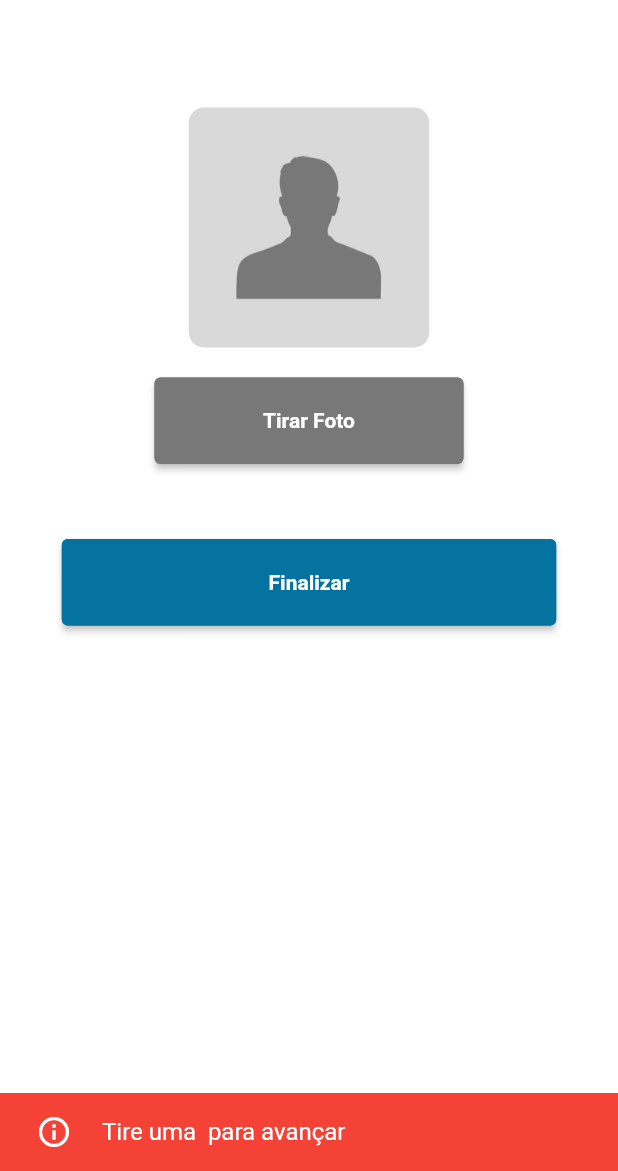
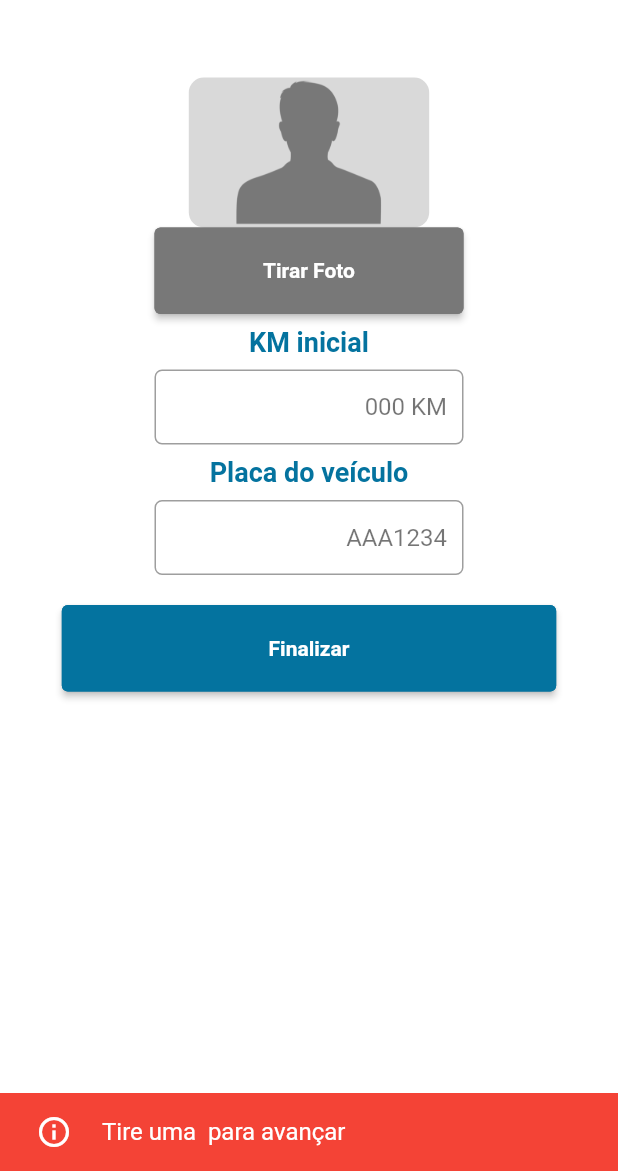
Before and after one commit to resilvajr1610/quadritech, a Flutter app: the PictureScreen screen opened directly with empty values, after a tap on "Finalizar", on a phone screen of 412 x 824 dp, the part 65-1236 px from its top. Run offline on Flutter 3.47's test engine with Material 2 defaults, Android fonts, the light colour scheme and no system bars; our stand-ins replace camera, cloud_firestore, firebase_auth, firebase_core, firebase_storage, get and 1 more; missing offline and left inert: video_compress; accounts and stored records are empty; Roboto replaces fonts that are missing (Nunito).

Commit message:
adicionado para cadastrar km inicial e final, placa do veículo. ajustado para exibir os novos dados no history_screen.dart

```diff
--- a/lib/views/history_screen.dart
+++ b/lib/views/history_screen.dart
@@ -17,11 +17,14 @@ class _HistoryScreenState extends State<HistoryScreen> {
   List _resultsList = [];
 
   _showDialog(String startTime,String endTime,String time,String picture_student, String picture_teacher, String cpfStudent,
-      String cpfTeacher,String picture_student_finish,String picture_teacher_finish,List photosLesson,String video) {
+      String cpfTeacher,String picture_student_finish,String picture_teacher_finish,List photosLesson,String video,String placa, String kmInicial, String kmFinal) {
     showDialog(
         context: context,
         builder: (context) {
           return ShowDialogHistory(
+            placa: placa,
+            kmInicial: kmInicial,
+            kmFinal: kmFinal,
             title: 'Aula',
             time: time,
             video: video,
@@ -132,10 +135,14 @@ class _HistoryScreenState extends State<HistoryScreen> {
                                   final picture_teacher = ErrorString(item,'picture_teacher');
                                   final picture_teacher_finish = ErrorString(item,'picture_teacher_finish');
                                   final picture_student_finish = ErrorString(item,'picture_student_finish');
+                                  final placa = ErrorString(item,'placa');
+                                  final kmInicial = ErrorString(item,'kmInicial');
+                                  final kmFinal = ErrorString(item,'kmFinal');
                                   List photosLesson = ErrorList(item,'photosLesson');
 
                                   return GestureDetector(
-                                    onTap: ()=>_showDialog(convStart,convFinish,time,picture_student, picture_teacher, cpfStudent, cpfTeacher,picture_student_finish,picture_teacher_finish,photosLesson,video),
+                                    onTap: ()=>_showDialog(convStart,convFinish,time,picture_student, picture_teacher, cpfStudent, cpfTeacher,picture_student_finish,
+                                        picture_teacher_finish,photosLesson,video,placa,kmInicial,kmFinal),
                                     child: Padding(
                                       padding: const EdgeInsets.symmetric(horizontal: 8,vertical: 5),
                                       child: Center(
--- a/lib/views/picture_screen.dart
+++ b/lib/views/picture_screen.dart
@@ -24,6 +24,8 @@ class _PictureScreenState extends State<PictureScreen> {
   FirebaseStorage storage = FirebaseStorage.instance;
   FirebaseFirestore db = FirebaseFirestore.instance;
   final _scaffoldKey = GlobalKey<ScaffoldState>();
+  var _controllerKM = TextEditingController();
+  var _controllerPlaca = TextEditingController();
   LessonModel _lessonModel = LessonModel();
   bool _sending = false;
   File? picture;
@@ -134,6 +136,9 @@ class _PictureScreenState extends State<PictureScreen> {
 
   @override
   Widget build(BuildContext context) {
+
+    final width = MediaQuery.of(context).size.width;
+
     return Scaffold(
       key: _scaffoldKey,
       backgroundColor: PaletteColor.white,
@@ -143,14 +148,15 @@ class _PictureScreenState extends State<PictureScreen> {
         title: Image.asset("assets/logo_main.png", height: 30),
         centerTitle: true,
       ),
-      body: Center(
+      body: SingleChildScrollView(
+        child: Center(
           child: Column(
             children: [
               TextCustom(text: widget.type),
               _urlPhoto == ""
                   ? Container(
-                    padding: EdgeInsets.all(30),
-                    margin: EdgeInsets.all(20),
+                      padding: EdgeInsets.symmetric(horizontal: 30),
+                      margin: EdgeInsets.symmetric(horizontal: 20),
                       decoration: BoxDecoration(
                           borderRadius: BorderRadius.circular(10),
                           color: PaletteColor.greyButtom),
@@ -160,10 +166,10 @@ class _PictureScreenState extends State<PictureScreen> {
                         height: 100,
                       ))
                   : Container(
-                    width: 150,
-                    height: 150,
-                    padding: EdgeInsets.all(10),
-                    margin: EdgeInsets.all(20),
+                      width: 120,
+                      height: 120,
+                      padding: EdgeInsets.symmetric(horizontal: 10),
+                      margin: EdgeInsets.symmetric(horizontal: 20),
                       decoration: BoxDecoration(
                           borderRadius: BorderRadius.circular(10),
                           color: PaletteColor.greyButtom,
@@ -189,9 +195,54 @@ class _PictureScreenState extends State<PictureScreen> {
                       colorText: PaletteColor.white,
                       colorBorder: PaletteColor.grey,
                       widthCustom: 0.5,
-                    heightCustom: 0.07),
+                      heightCustom: 0.07
+              ),
+              _sending == false && widget.type != 'Foto do Aluno'
+                  ?TextCustom(text: 'KM inicial',size: 18.0)
+                  :Container(),
+              _sending == false && widget.type != 'Foto do Aluno'?Container(
+                padding: EdgeInsets.symmetric(horizontal: 10),
+                width: width*0.5,
+                decoration: BoxDecoration(
+                  border: Border.all(color: Colors.grey,width: 1),
+                  borderRadius: BorderRadius.circular(5)
+                ),
+                child: TextFormField(
+                  textAlign: TextAlign.end,
+                  controller: _controllerKM,
+                  decoration: InputDecoration(
+                    border: InputBorder.none,
+                    hintText: '000 KM',
+                    hintStyle: TextStyle(
+                      color: Colors.black54,
+                    ),
+                  ),
+                ),
+              ):Container(),
+              _sending == false && widget.type != 'Foto do Aluno'
+                  ?TextCustom(text: 'Placa do veículo',size: 18.0)
+                  :Container(),
+              _sending == false && widget.type != 'Foto do Aluno'?Container(
+                padding: EdgeInsets.symmetric(horizontal: 10),
+                width: width*0.5,
+                decoration: BoxDecoration(
+                    border: Border.all(color: Colors.grey,width: 1),
+                    borderRadius: BorderRadius.circular(5)
+                ),
+                child: TextFormField(
+                  textAlign: TextAlign.end,
+                  controller: _controllerPlaca,
+                  decoration: InputDecoration(
+                    border: InputBorder.none,
+                    hintText: 'AAA1234',
+                    hintStyle: TextStyle(
+                      color: Colors.black54,
+                    ),
+                  ),
+                ),
+              ):Container(),
               _sending == false? Padding(
-              padding: const EdgeInsets.only(top: 50.0),
+                padding: const EdgeInsets.only(top: 20.0),
                 child: ButtonCustom(
                     onPressed: () {
                       if(_urlPhoto==""){
@@ -207,14 +258,22 @@ class _PictureScreenState extends State<PictureScreen> {
                                     cpfTeacher: widget.cpfTeacher,
                                     type: "Foto do Instrutor",
                                     idLesson: _lessonModel.id,
-                                )));
+                                  )
+                              )
+                          );
                         } else {
-                        _showDialog();
+                          if(_controllerKM.text.isEmpty && _controllerPlaca.text.isEmpty){
+                            showSnackbar(context, 'Insira o KM inicial e placa do veículo para avançar', _scaffoldKey);
+                          }else{
+                             db.collection("lesson").doc(widget.idLesson).update({
+                               'kmInicial' : _controllerKM.text,
+                               'placa' : _controllerPlaca.text
+                             }).then((value) => _showDialog());
+                           }
                         }
                       }
                     },
-                  text:
-                      widget.type == 'Foto do Aluno' ? 'Próximo' : 'Finalizar',
+                    text: widget.type == 'Foto do Aluno' ? 'Próximo' : 'Finalizar',
                     size: 14.0,
                     colorButton: PaletteColor.primaryColor,
                     colorText: PaletteColor.white,
@@ -225,6 +284,7 @@ class _PictureScreenState extends State<PictureScreen> {
             ],
           ),
         ),
+      ),
     );
   }
 }
--- a/lib/widget/show_dialog_history.dart
+++ b/lib/widget/show_dialog_history.dart
@@ -16,6 +16,9 @@ class ShowDialogHistory extends StatelessWidget {
   final startTime;
   final endTime;
   List photosLesson;
+  String placa;
+  String kmInicial;
+  String kmFinal;
 
   ShowDialogHistory({
     required this.title,
@@ -31,6 +34,9 @@ class ShowDialogHistory extends StatelessWidget {
     required this.endTime,
     required this.photosLesson,
     required this.video,
+    required this.placa,
+    required this.kmInicial,
+    required this.kmFinal,
   });
 
   @override
@@ -52,6 +58,12 @@ class ShowDialogHistory extends StatelessWidget {
           Text('CPF Aluno : '+ cpfStudent,style: TextStyle(color: PaletteColor.grey, fontSize: 15),),
           SizedBox(height: 5),
           Text('CPF Instrutor : '+ cpfTeacher,style: TextStyle(color: PaletteColor.grey, fontSize: 15),),
+          SizedBox(height: 5),
+          Text('Placa : '+ placa,style: TextStyle(color: PaletteColor.grey, fontSize: 15),),
+          SizedBox(height: 5),
+          Text('KM Inicial : '+ kmInicial,style: TextStyle(color: PaletteColor.grey, fontSize: 15),),
+          SizedBox(height: 5),
+          Text('KM Final : '+ kmFinal,style: TextStyle(color: PaletteColor.grey, fontSize: 15),),
           SizedBox(height: 20),
           video==''?Container():Container(
             alignment: Alignment.center,
```
Also changed, not shown: lib/views/picture_finish_screen.dart (+42 -10 lines). Lines whose indentation alone changed are shown as unchanged.
